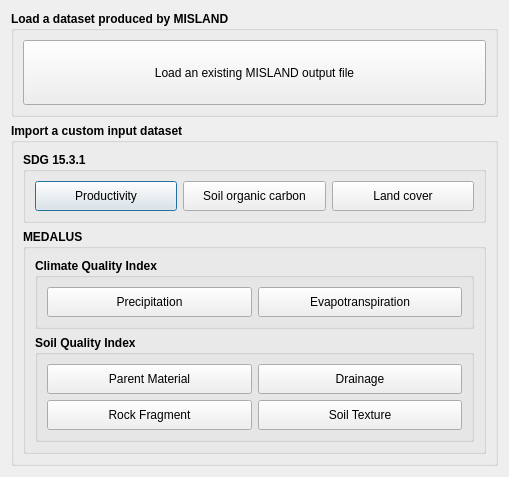
LocateIT/trends.earth, file MISLAND/gui/DlgDataIO.ui: the form before one commit.
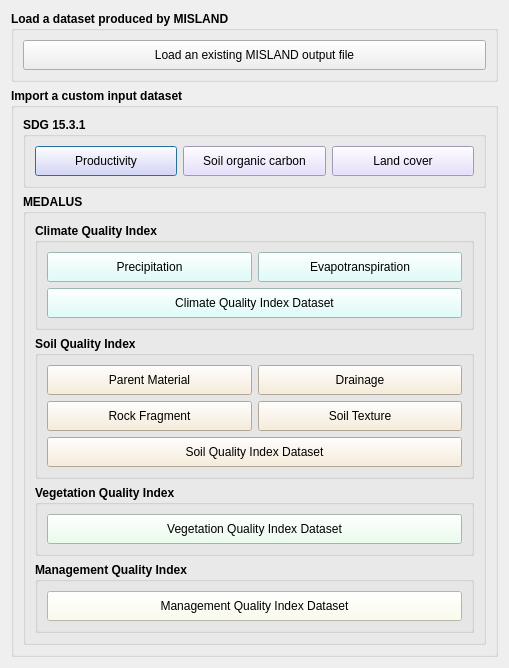
The form after the commit.

Commit message: custom medalus dataset load

Patch:
```diff
--- a/MISLAND/gui/DlgDataIO.ui
+++ b/MISLAND/gui/DlgDataIO.ui
@@ -10,7 +10,7 @@
     <x>0</x>
     <y>0</y>
     <width>509</width>
-    <height>477</height>
+    <height>668</height>
    </rect>
   </property>
   <property name="sizePolicy">
@@ -70,6 +70,9 @@
              <bold>false</bold>
             </font>
            </property>
+           <property name="styleSheet">
+            <string notr="true">background-color: rgb(225, 213, 255);</string>
+           </property>
            <property name="text">
             <string>Productivity</string>
            </property>
@@ -95,6 +98,9 @@
              <bold>false</bold>
             </font>
            </property>
+           <property name="styleSheet">
+            <string notr="true">background-color: rgb(225, 213, 255);</string>
+           </property>
            <property name="text">
             <string>Soil organic carbon</string>
            </property>
@@ -120,6 +126,9 @@
              <bold>false</bold>
             </font>
            </property>
+           <property name="styleSheet">
+            <string notr="true">background-color: rgb(225, 213, 255);</string>
+           </property>
            <property name="text">
             <string>Land cover</string>
            </property>
@@ -139,8 +148,8 @@
            <property name="title">
             <string>Climate Quality Index</string>
            </property>
-           <layout class="QHBoxLayout" name="horizontalLayout">
-            <item>
+           <layout class="QGridLayout" name="gridLayout_3">
+            <item row="0" column="0">
              <widget class="QPushButton" name="btn_ppt">
               <property name="sizePolicy">
                <sizepolicy hsizetype="Minimum" vsizetype="Minimum">
@@ -160,12 +169,15 @@
                 <bold>false</bold>
                </font>
               </property>
+              <property name="styleSheet">
+               <string notr="true">background-color: rgb(213, 255, 252);</string>
+              </property>
               <property name="text">
                <string>Precipitation</string>
               </property>
              </widget>
             </item>
-            <item>
+            <item row="0" column="1">
              <widget class="QPushButton" name="btn_pet">
               <property name="sizePolicy">
                <sizepolicy hsizetype="Minimum" vsizetype="Minimum">
@@ -185,11 +197,42 @@
                 <bold>false</bold>
                </font>
               </property>
+              <property name="styleSheet">
+               <string notr="true">background-color: rgb(213, 255, 252);</string>
+              </property>
               <property name="text">
                <string>Evapotranspiration</string>
               </property>
              </widget>
             </item>
+            <item row="1" column="0" colspan="2">
+             <widget class="QPushButton" name="btn_cqi">
+              <property name="sizePolicy">
+               <sizepolicy hsizetype="Minimum" vsizetype="Minimum">
+                <horstretch>0</horstretch>
+                <verstretch>0</verstretch>
+               </sizepolicy>
+              </property>
+              <property name="minimumSize">
+               <size>
+                <width>0</width>
+                <height>30</height>
+               </size>
+              </property>
+              <property name="font">
+               <font>
+                <weight>50</weight>
+                <bold>false</bold>
+               </font>
+              </property>
+              <property name="styleSheet">
+               <string notr="true">background-color: rgb(213, 255, 252);</string>
+              </property>
+              <property name="text">
+               <string>Climate Quality Index Dataset</string>
+              </property>
+             </widget>
+            </item>
            </layout>
           </widget>
          </item>
@@ -219,6 +262,9 @@
                 <bold>false</bold>
                </font>
               </property>
+              <property name="styleSheet">
+               <string notr="true">background-color: rgb(247, 234, 211);</string>
+              </property>
               <property name="text">
                <string>Parent Material</string>
               </property>
@@ -244,6 +290,9 @@
                 <bold>false</bold>
                </font>
               </property>
+              <property name="styleSheet">
+               <string notr="true">background-color: rgb(247, 234, 211);</string>
+              </property>
               <property name="text">
                <string>Drainage</string>
               </property>
@@ -269,6 +318,9 @@
                 <bold>false</bold>
                </font>
               </property>
+              <property name="styleSheet">
+               <string notr="true">background-color: rgb(247, 234, 211);</string>
+              </property>
               <property name="text">
                <string>Rock Fragment</string>
               </property>
@@ -294,11 +346,116 @@
                 <bold>false</bold>
                </font>
               </property>
+              <property name="styleSheet">
+               <string notr="true">background-color: rgb(247, 234, 211);</string>
+              </property>
               <property name="text">
                <string>Soil Texture</string>
               </property>
              </widget>
             </item>
+            <item row="2" column="0" colspan="2">
+             <widget class="QPushButton" name="btn_sqi">
+              <property name="sizePolicy">
+               <sizepolicy hsizetype="Minimum" vsizetype="Minimum">
+                <horstretch>0</horstretch>
+                <verstretch>0</verstretch>
+               </sizepolicy>
+              </property>
+              <property name="minimumSize">
+               <size>
+                <width>0</width>
+                <height>30</height>
+               </size>
+              </property>
+              <property name="font">
+               <font>
+                <weight>50</weight>
+                <bold>false</bold>
+               </font>
+              </property>
+              <property name="styleSheet">
+               <string notr="true">background-color: rgb(247, 234, 211);</string>
+              </property>
+              <property name="text">
+               <string>Soil Quality Index Dataset</string>
+              </property>
+             </widget>
+            </item>
+           </layout>
+          </widget>
+         </item>
+         <item>
+          <widget class="QGroupBox" name="groupBox_7">
+           <property name="title">
+            <string>Vegetation Quality Index</string>
+           </property>
+           <layout class="QGridLayout" name="gridLayout_4">
+            <item row="0" column="0">
+             <widget class="QPushButton" name="btn_vqi">
+              <property name="sizePolicy">
+               <sizepolicy hsizetype="Minimum" vsizetype="Minimum">
+                <horstretch>0</horstretch>
+                <verstretch>0</verstretch>
+               </sizepolicy>
+              </property>
+              <property name="minimumSize">
+               <size>
+                <width>0</width>
+                <height>30</height>
+               </size>
+              </property>
+              <property name="font">
+               <font>
+                <weight>50</weight>
+                <bold>false</bold>
+               </font>
+              </property>
+              <property name="styleSheet">
+               <string notr="true">background-color: rgb(229, 255, 233);</string>
+              </property>
+              <property name="text">
+               <string>Vegetation Quality Index Dataset</string>
+              </property>
+             </widget>
+            </item>
+           </layout>
+          </widget>
+         </item>
+         <item>
+          <widget class="QGroupBox" name="groupBox_8">
+           <property name="title">
+            <string>Management Quality Index</string>
+           </property>
+           <layout class="QGridLayout" name="gridLayout_5">
+            <item row="0" column="0">
+             <widget class="QPushButton" name="btn_mqi">
+              <property name="sizePolicy">
+               <sizepolicy hsizetype="Minimum" vsizetype="Minimum">
+                <horstretch>0</horstretch>
+                <verstretch>0</verstretch>
+               </sizepolicy>
+              </property>
+              <property name="minimumSize">
+               <size>
+                <width>0</width>
+                <height>30</height>
+               </size>
+              </property>
+              <property name="font">
+               <font>
+                <weight>50</weight>
+                <bold>false</bold>
+               </font>
+              </property>
+              <property name="styleSheet">
+               <string notr="true">background-color: rgb(254, 255, 234);</string>
+              </property>
+              <property name="text">
+               <string>Management Quality Index Dataset</string>
+              </property>
+             </widget>
+            </item>
            </layout>
           </widget>
          </item>
@@ -352,6 +509,9 @@
           <bold>false</bold>
          </font>
         </property>
+        <property name="styleSheet">
+         <string notr="true"/>
+        </property>
         <property name="text">
          <string>Load an existing MISLAND output file</string>
         </property>
```
Left out of the diff: 8 changed lines with no effect on the pictures. The commit also changes 5 other files.
